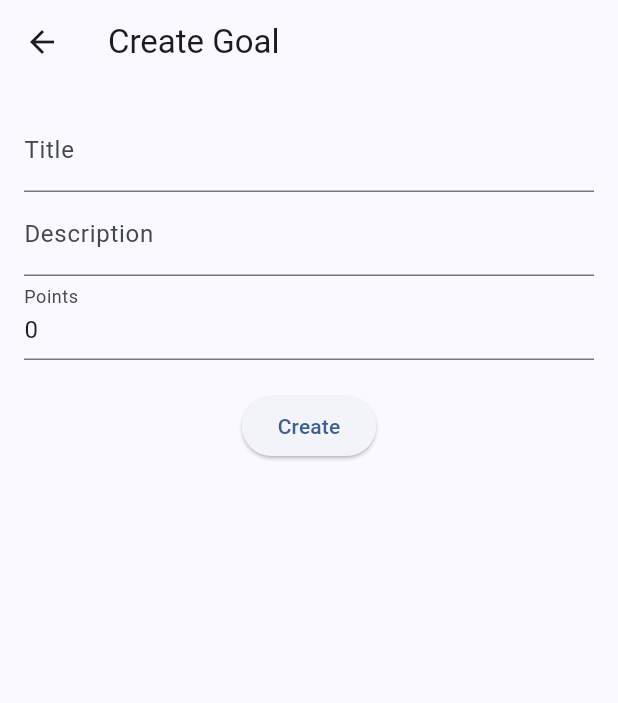
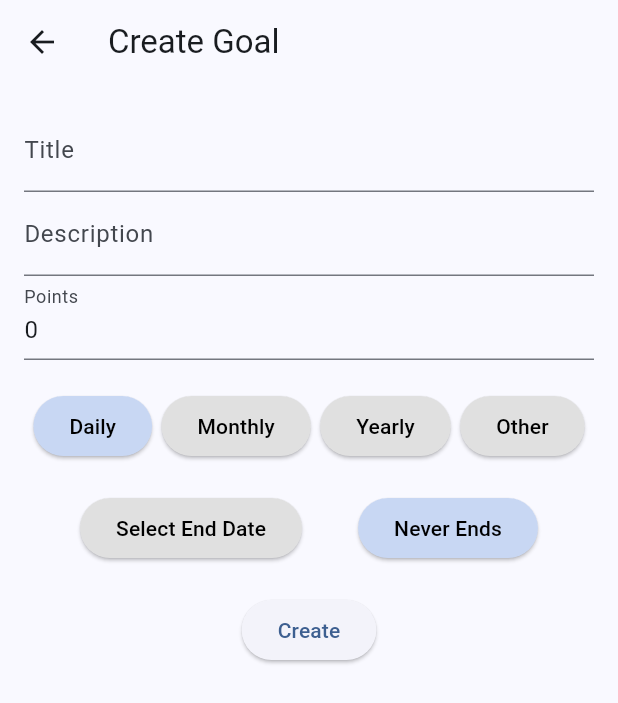
Before and after one commit to tyleraudino/PawsitiveMinds, a Flutter app: the EditGoalPage screen opened directly, on a phone screen of 412 x 824 dp. Shown: the top 703 px of the screen. Run offline on Flutter 3.47's test engine with Material 3 defaults, Android fonts, the phone set to English and light mode, and no system bars.

Commit message:
added date and point functionality

```diff
--- a/lib/goals.dart
+++ b/lib/goals.dart
@@ -7,12 +7,12 @@ import 'package:flutter/services.dart';
 class Goal {
   String title;
   String description;
-  // String recurrence = "Daily";
-  // DateTime endDate = DateTime(10000, 1, 1); // init end date to year 10000 for reminders with no end date
+  String recurrence;
+  DateTime? endDate; // init end date to null for reminders with no end date
   // bool reminders = false;
   int points;
 
-  Goal({required this.title, required this.description, required this.points});
+  Goal({required this.title, required this.description, required this.points, this.recurrence = "Daily", this.endDate});
 }
 
 Future<void> createGoal(Goal goal) async {
@@ -139,6 +139,24 @@ class _EditGoalPageState extends State<EditGoalPage> {
   late TextEditingController titleController;
   late TextEditingController descriptionController;
   late TextEditingController pointsController;
+  String selectedFrequency = "Daily";
+  DateTime? endDate;
+
+  Widget buildFrequencyButton(String frequency) {
+    return ElevatedButton(
+      onPressed: () {
+        setState(() {
+          selectedFrequency = frequency;
+        });
+      },
+      style: ElevatedButton.styleFrom(
+        backgroundColor: selectedFrequency == frequency ? Color.fromRGBO(200, 215, 243, 1.0) : Colors.grey[300],
+        foregroundColor: Colors.black,
+      ),
+      child: Text(frequency),
+    );
+  }
+
 
   @override
   void initState() {
@@ -147,6 +165,8 @@ class _EditGoalPageState extends State<EditGoalPage> {
     titleController = TextEditingController(text: widget.goal?.title ?? '');
     descriptionController = TextEditingController(text: widget.goal?.description ?? '');
     pointsController = TextEditingController(text: widget.goal != null ? widget.goal!.points.toString() : '0',);
+    selectedFrequency = widget.goal?.recurrence ?? 'Daily';
+    endDate = widget.goal?.endDate;
   }
 
   @override
@@ -165,6 +185,8 @@ class _EditGoalPageState extends State<EditGoalPage> {
         title: titleController.text,
         description: descriptionController.text,
         points: points,
+        recurrence: selectedFrequency,
+        endDate: endDate
       ),
     );
   }
@@ -191,7 +213,50 @@ class _EditGoalPageState extends State<EditGoalPage> {
               inputFormatters: [FilteringTextInputFormatter.digitsOnly],
               decoration: InputDecoration(labelText: 'Points'),
             ),
-            SizedBox(height: 20),
+            const SizedBox(height: 20),
+            Row(mainAxisAlignment: MainAxisAlignment.spaceEvenly,
+              children: [
+                buildFrequencyButton('Daily'),
+                buildFrequencyButton('Monthly'),
+                buildFrequencyButton('Yearly'),
+                buildFrequencyButton('Other'),
+              ],),
+            const SizedBox(height: 20),
+            Row(
+              mainAxisAlignment: MainAxisAlignment.spaceEvenly,
+              children: [
+                ElevatedButton(
+                  onPressed: () async {
+                  DateTime? pickedDate = await showDatePicker(
+                    context: context,
+                    initialDate: widget.goal?.endDate ?? DateTime.now(),
+                    firstDate: DateTime.now(),
+                    lastDate: DateTime(2200),
+                  );
+                  setState(() {
+                    endDate = pickedDate;
+                  });
+                  },
+                  style: ElevatedButton.styleFrom(
+                  backgroundColor: endDate != null ? Color.fromRGBO(200, 215, 243, 1.0) : Colors.grey[300],
+                  foregroundColor: Colors.black,
+                  ),
+                  child: Text(endDate != null ? 'Ends: ${endDate!.toLocal().toString().split(' ')[0]}' : 'Select End Date'),
+                ),
+                ElevatedButton(
+                  onPressed: () {
+                    setState(() {
+                      endDate = null;
+                    });
+                  },
+                  style: ElevatedButton.styleFrom(
+                  backgroundColor: endDate == null ? Color.fromRGBO(200, 215, 243, 1.0) : Colors.grey[300],
+                  foregroundColor: Colors.black,
+                  ),
+                  child: Text('Never Ends'),
+              ),
+            ],),
+            const SizedBox(height: 20),
             ElevatedButton(
               onPressed: saveGoal,
               child: Text(widget.isEditing ? 'Save' : 'Create'),
```
